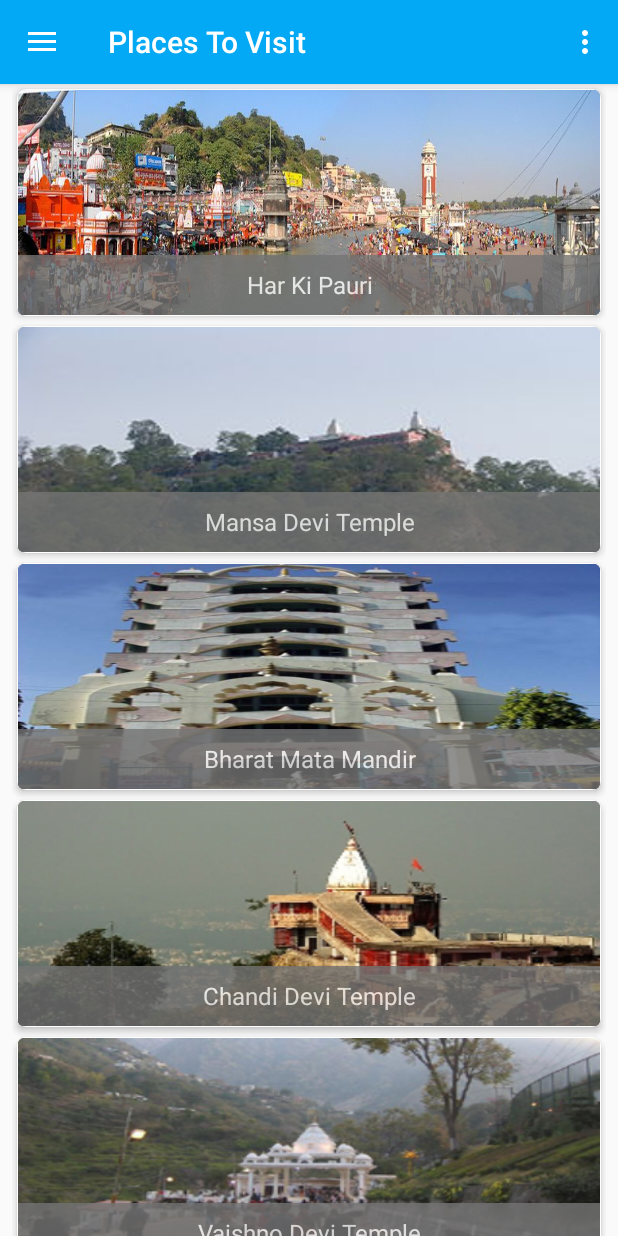
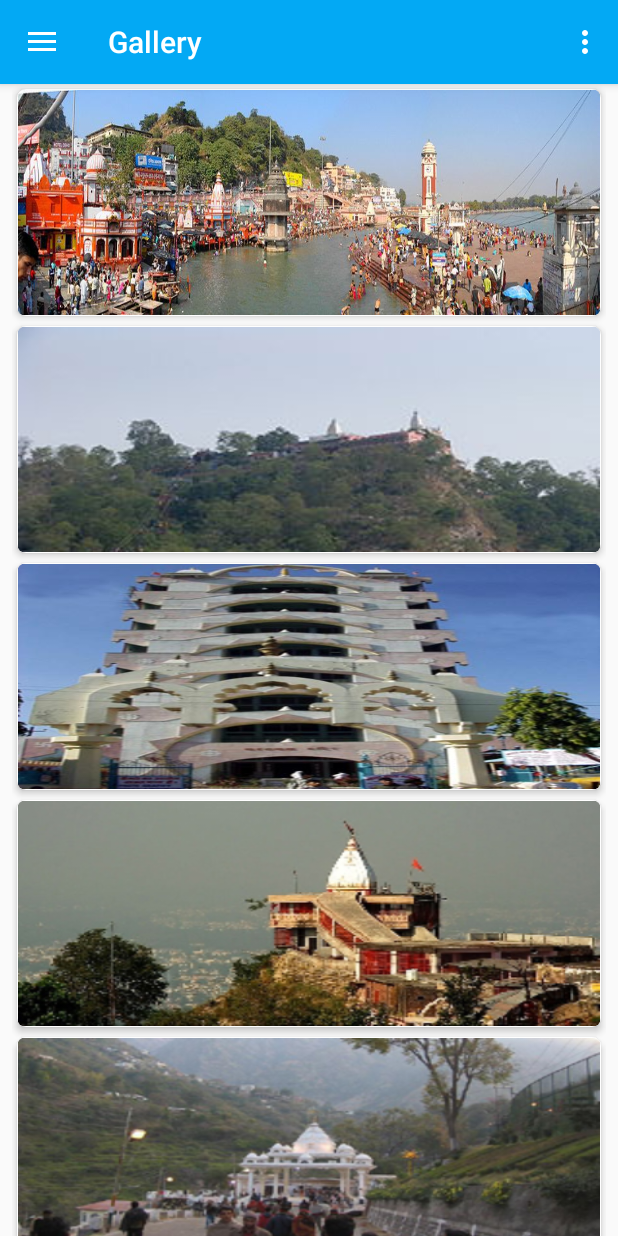
Before and after one commit to vsvikram/NamoGange, an Android app: the screen it shows after launch (MainActivity), in the side drawer, after a tap on "Gallery", on a phone screen of 412 x 824 dp. Run offline under Robolectric (Android 15) with nearby library versions, the phone set to English and light mode, and no system bars.

Commit message:
Gallery almost finished with some images to be replaced

```diff
--- /dev/null
+++ b/app/src/main/java/action/namogange/GalleryFragment.java
@@ -0,0 +1,69 @@
+package action.namogange;
+
+import android.content.Context;
+import android.os.Bundle;
+import android.support.annotation.Nullable;
+import android.support.v4.app.Fragment;
+import android.support.v7.widget.GridLayoutManager;
+import android.support.v7.widget.LinearLayoutManager;
+import android.support.v7.widget.RecyclerView;
+import android.view.LayoutInflater;
+import android.view.View;
+import android.view.ViewGroup;
+
+import action.namogange.dummy.DummyContent;
+
+/**
+ * Created by vicky on 8/29/2016.
+ */
+public class GalleryFragment extends Fragment {
+
+    // TODO: Customize parameter argument names
+    private static final String ARG_COLUMN_COUNT = "column-count";
+    // TODO: Customize parameters
+    private int mColumnCount = 1;
+
+    public GalleryFragment() {
+
+    }
+
+    // TODO: Customize parameter initialization
+    @SuppressWarnings("unused")
+    public static GalleryFragment newInstance(int columnCount) {
+        GalleryFragment fragment = new GalleryFragment();
+        Bundle args = new Bundle();
+        args.putInt(ARG_COLUMN_COUNT, columnCount);
+        fragment.setArguments(args);
+        return fragment;
+    }
+
+    @Override
+    public void onCreate(@Nullable Bundle savedInstanceState) {
+        super.onCreate(savedInstanceState);
+        if (getArguments() != null) {
+            mColumnCount = getArguments().getInt(ARG_COLUMN_COUNT);
+        }
+
+    }
+
+    @Nullable
+    @Override
+    public View onCreateView(LayoutInflater inflater,
+                             @Nullable ViewGroup container,
+                             @Nullable Bundle savedInstanceState) {
+        View view = inflater.inflate(R.layout.fragment_gallery_list, container, false);
+        //set the adapter
+        if (view instanceof RecyclerView) {
+            Context context = view.getContext();
+            RecyclerView recyclerView = (RecyclerView) view;
+            if (mColumnCount <= 1) {
+                recyclerView.setLayoutManager(new LinearLayoutManager(context));
+            } else {
+                recyclerView.setLayoutManager(new GridLayoutManager(context, mColumnCount));
+            }
+            recyclerView.setAdapter(new MyItemRecyclerViewAdapter(DummyContent.ITEMS));
+        }
+
+        return view;
+    }
+}
--- a/app/src/main/java/action/namogange/MainActivity.java
+++ b/app/src/main/java/action/namogange/MainActivity.java
@@ -132,7 +132,7 @@ public class MainActivity extends AppCompatActivity
         } else if (id == R.id.places) {
             setFragment(new ItemFragment(), title);
         } else if (id == R.id.gallery) {
-
+            setFragment(new GalleryFragment(), title);
         } else if (id == R.id.notifications) {
 
         } else if (id == R.id.nav_share) {
--- a/app/src/main/java/action/namogange/MyItemRecyclerViewAdapter.java
+++ b/app/src/main/java/action/namogange/MyItemRecyclerViewAdapter.java
@@ -27,18 +27,33 @@ public class MyItemRecyclerViewAdapter extends RecyclerView.Adapter<MyItemRecycl
         mListener = listener;
     }
 
+    public MyItemRecyclerViewAdapter(List<DummyItem> items) {
+        mValues = items;
+        mListener = null;
+    }
+
     @Override
     public ViewHolder onCreateViewHolder(ViewGroup parent, int viewType) {
+        if (mListener == null) {
+            View view = LayoutInflater.from(parent.getContext())
+                    .inflate(R.layout.fragment_gallery, parent, false);
+            return new ViewHolder(view);
+        } else {
             View view = LayoutInflater.from(parent.getContext())
                     .inflate(R.layout.fragment_item, parent, false);
             return new ViewHolder(view);
         }
+    }
 
     @Override
     public void onBindViewHolder(final ViewHolder holder, final int position) {
+        if (mListener == null) {
             holder.mItem = mValues.get(position);
-        holder.mIdView.setImageResource(mValues.get(position).id);
-        holder.mContentView.setText(mValues.get(position).content);
+            holder.mIdView.setImageResource(holder.mItem.id);
+        } else {
+            holder.mItem = mValues.get(position);
+            holder.mIdView.setImageResource(holder.mItem.id);
+            holder.mContentView.setText(holder.mItem.content);
 
             holder.mView.setOnClickListener(new View.OnClickListener() {
                 @Override
@@ -46,10 +61,13 @@ public class MyItemRecyclerViewAdapter extends RecyclerView.Adapter<MyItemRecycl
                     if (null != mListener) {
                         // Notify the active callbacks interface (the activity, if the
                         // fragment is attached to one) that an item has been selected.
-                    mListener.onListFragmentInteraction(holder.mItem,position);
+                        mListener.onListFragmentInteraction(holder.mItem, position);
                     }
                 }
             });
+        }
+
+
     }
 
     @Override
@@ -65,9 +83,16 @@ public class MyItemRecyclerViewAdapter extends RecyclerView.Adapter<MyItemRecycl
 
         public ViewHolder(View view) {
             super(view);
+            if (mListener == null) {
+                mIdView = (ImageView) view.findViewById(R.id.id);
+                mView = view;
+                mContentView = null;
+            } else {
                 mView = view;
                 mIdView = (ImageView) view.findViewById(R.id.id);
                 mContentView = (TextView) view.findViewById(R.id.content);
+            }
+
         }
 
         @Override
@@ -75,4 +100,5 @@ public class MyItemRecyclerViewAdapter extends RecyclerView.Adapter<MyItemRecycl
             return super.toString() + " '" + mContentView.getText() + "'";
         }
     }
+
 }
--- /dev/null
+++ b/app/src/main/res/layout/fragment_gallery.xml
@@ -0,0 +1,22 @@
+<?xml version="1.0" encoding="utf-8"?>
+<android.support.v7.widget.CardView
+    xmlns:android="http://schemas.android.com/apk/res/android"
+    xmlns:card_view="http://schemas.android.com/apk/res-auto"
+    android:layout_width="match_parent"
+    android:layout_height="wrap_content"
+    android:layout_margin="3dp"
+    android:foreground="?selectableItemBackground"
+    card_view:cardBackgroundColor="#ffffff"
+    card_view:cardCornerRadius="6dp"
+    card_view:cardElevation="3dp"
+    card_view:contentPadding="0.2dp">
+
+    <ImageView
+        android:id="@+id/id"
+        android:layout_width="match_parent"
+        android:layout_height="150dp"
+        android:adjustViewBounds="true"
+        android:scaleType="fitXY"/>
+
+
+</android.support.v7.widget.CardView>
--- /dev/null
+++ b/app/src/main/res/layout/fragment_gallery_list.xml
@@ -0,0 +1,14 @@
+<?xml version="1.0" encoding="utf-8"?>
+<android.support.v7.widget.RecyclerView
+    android:id="@+id/list"
+    android:name="action.namogange.GalleryFragment"
+    xmlns:android="http://schemas.android.com/apk/res/android"
+    xmlns:app="http://schemas.android.com/apk/res-auto"
+    xmlns:tools="http://schemas.android.com/tools"
+    android:layout_width="match_parent"
+    android:layout_height="match_parent"
+    android:layout_marginLeft="8dp"
+    android:layout_marginRight="8dp"
+    app:layoutManager="LinearLayoutManager"
+    tools:context="action.namogange.GalleryFragment"
+    tools:listitem="@layout/fragment_gallery"/>
```
Lines whose indentation alone changed are shown as unchanged.
